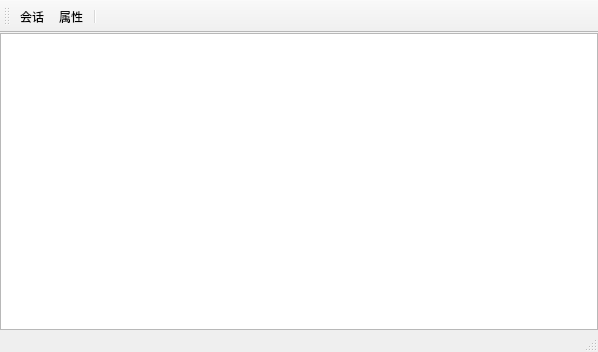
Before: the Qt Designer form WitShell/witconsole.ui in zzs0829/WitShell, drawn with Qt 5.
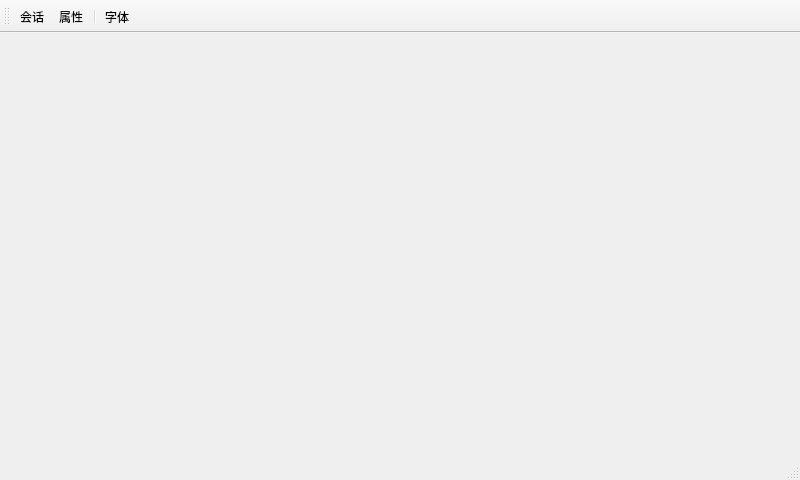
After: the same form once the commit is applied. Icons and pictures are not drawn.

The edit to the form file:
```diff
--- a/WitShell/witconsole.ui
+++ b/WitShell/witconsole.ui
@@ -6,15 +6,10 @@
    <rect>
     <x>0</x>
     <y>0</y>
-    <width>598</width>
-    <height>352</height>
+    <width>800</width>
+    <height>480</height>
    </rect>
   </property>
-  <property name="font">
-   <font>
-    <pointsize>9</pointsize>
-   </font>
-  </property>
   <property name="windowTitle">
    <string>WitConsole</string>
   </property>
@@ -38,9 +33,6 @@
     <property name="bottomMargin">
      <number>0</number>
     </property>
-    <item>
-     <widget class="QTextBrowser" name="textBrowser"/>
-    </item>
    </layout>
   </widget>
   <widget class="QMenuBar" name="menuBar">
@@ -66,6 +58,7 @@
    <addaction name="act_session"/>
    <addaction name="act_attribute"/>
    <addaction name="separator"/>
+   <addaction name="act_font"/>
   </widget>
   <widget class="QStatusBar" name="statusBar"/>
   <action name="act_attribute">
@@ -92,6 +85,15 @@
     <string>Alt+P</string>
    </property>
   </action>
+  <action name="act_font">
+   <property name="icon">
+    <iconset resource="res.qrc">
+     <normaloff>:/res/console/icon_font.ico</normaloff>:/res/console/icon_font.ico</iconset>
+   </property>
+   <property name="text">
+    <string>字体</string>
+   </property>
+  </action>
  </widget>
  <layoutdefault spacing="6" margin="11"/>
  <resources/>
```
Left out of the diff: 14 changed lines with no effect on the pictures.
